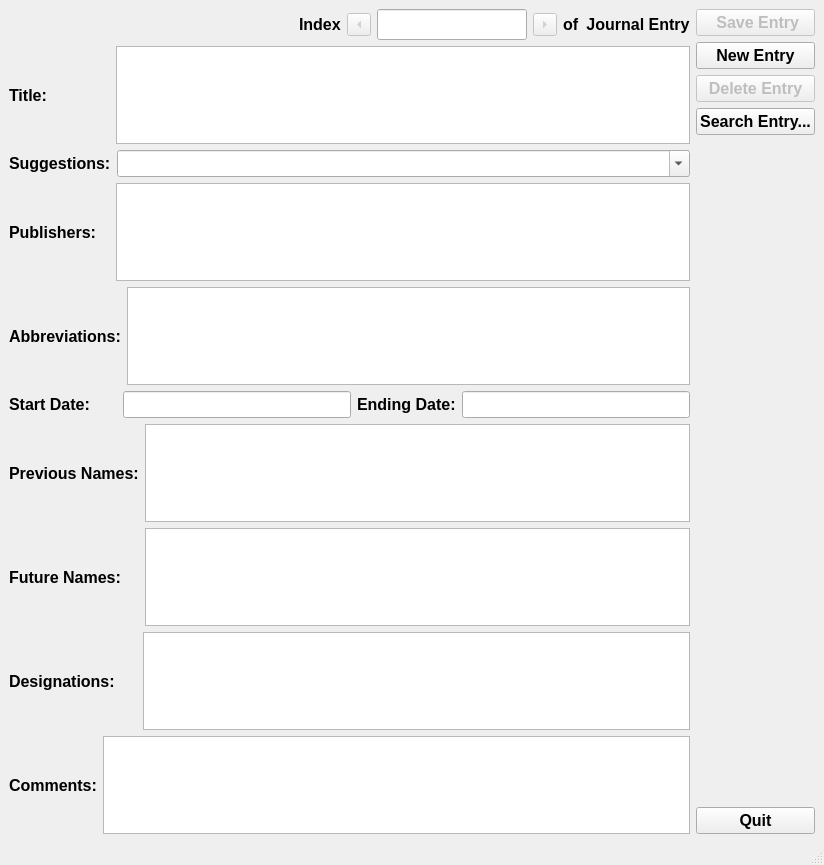
Before: the Qt Designer form Books20/Tools/bookentry/designer/ui_JournalEntry.ui in JimFowler/books, drawn with Qt 5.
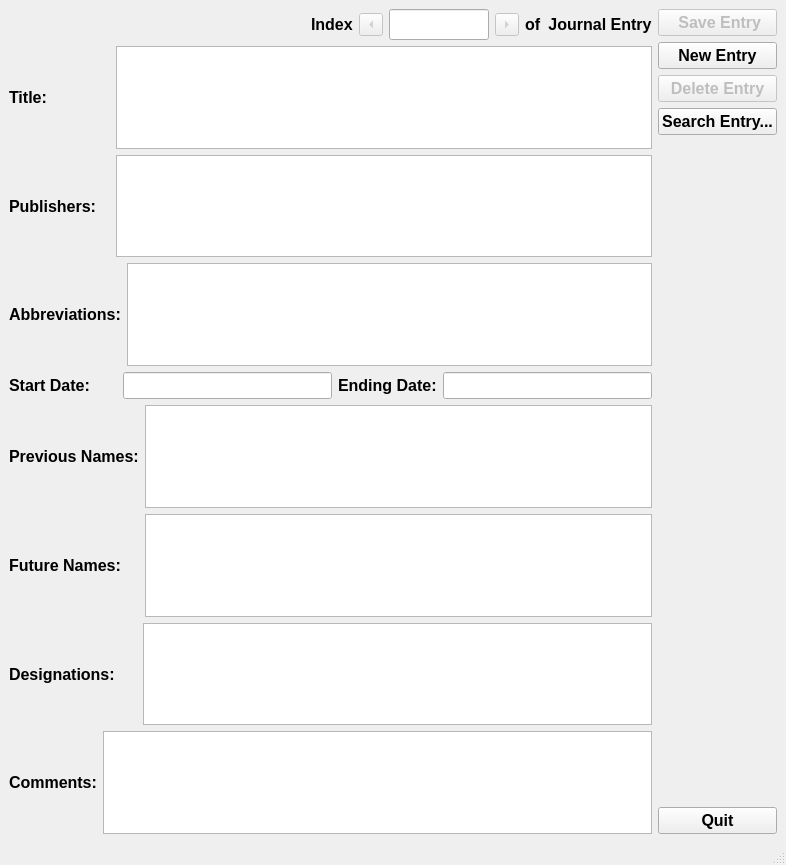
After: the same form once the commit is applied.

Commit message:
Remove search combo box
 Changes to be committed:
	modified:   Books20/Tools/bookentry/designer/ui_JournalEntry.ui

Patch:
```diff
--- a/Books20/Tools/bookentry/designer/ui_JournalEntry.ui
+++ b/Books20/Tools/bookentry/designer/ui_JournalEntry.ui
@@ -6,7 +6,7 @@
    <rect>
     <x>0</x>
     <y>0</y>
-    <width>824</width>
+    <width>786</width>
     <height>865</height>
    </rect>
   </property>
@@ -79,7 +79,7 @@
            <widget class="QLineEdit" name="indexEntry">
             <property name="maximumSize">
              <size>
-              <width>150</width>
+              <width>100</width>
               <height>16777215</height>
              </size>
             </property>
@@ -212,54 +212,7 @@
          </layout>
         </item>
         <item>
-         <layout class="QHBoxLayout" name="horizontalLayout_4">
-          <item>
-           <widget class="QLabel" name="blankLabel">
-            <property name="sizePolicy">
-             <sizepolicy hsizetype="Minimum" vsizetype="Preferred">
-              <horstretch>0</horstretch>
-              <verstretch>0</verstretch>
-             </sizepolicy>
-            </property>
-            <property name="font">
-             <font>
-              <pointsize>12</pointsize>
-              <weight>75</weight>
-              <bold>true</bold>
-             </font>
-            </property>
-            <property name="text">
-             <string>Suggestions:</string>
-            </property>
-           </widget>
-          </item>
-          <item>
-           <widget class="QComboBox" name="searchCombo">
-            <property name="sizePolicy">
-             <sizepolicy hsizetype="Expanding" vsizetype="Fixed">
-              <horstretch>0</horstretch>
-              <verstretch>0</verstretch>
-             </sizepolicy>
-            </property>
-            <property name="font">
-             <font>
-              <pointsize>12</pointsize>
-              <weight>75</weight>
-              <bold>true</bold>
-             </font>
-            </property>
-            <property name="toolTip">
-             <string>Enter title or abbreviations</string>
-            </property>
-            <property name="editable">
-             <bool>true</bool>
-            </property>
-           </widget>
-          </item>
-         </layout>
-        </item>
-        <item>
-         <layout class="QHBoxLayout" name="horizontalLayout_5">
+         <layout class="QHBoxLayout" name="publisher_hLayout">
           <item>
            <widget class="QLabel" name="PublisherLabel">
             <property name="font">
```
Left out of the diff: 30 changed lines with no effect on the pictures.
